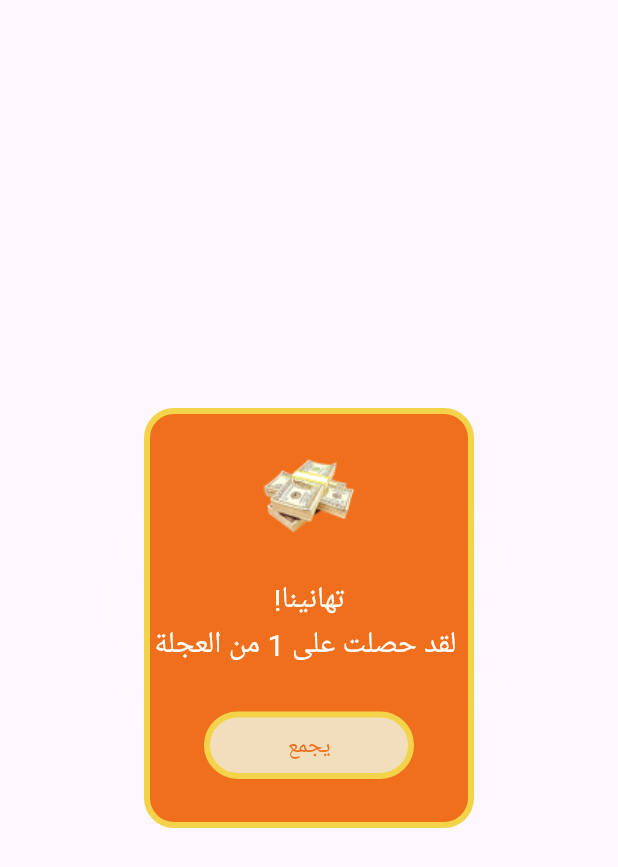
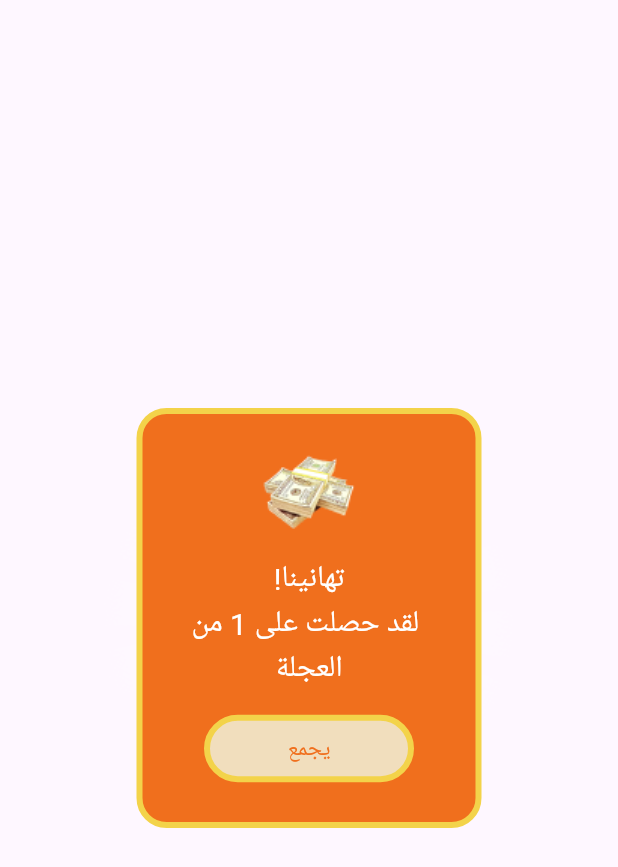
Before and after one commit to razken-hash/shadat_pubg, a Flutter app: the WinBox widget shown alone on an empty page, opened directly, on a phone screen of 412 x 824 dp. Shown: the top 867 px of the screen. Run offline on Flutter 3.47's test engine with Material 3 defaults, Android fonts, the phone set to English and light mode, and no system bars; our stand-ins replace audioplayers, cloud_firestore, firebase_auth, firebase_core, flutter_svg, google_sign_in and 1 more; missing offline and left inert: clipboard, whatsapp_unilink; accounts and stored records are empty.

Commit message:
ElMessiri Fonts Added + Some Code Refactoring

```diff
--- a/lib/main.dart
+++ b/lib/main.dart
@@ -5,6 +5,7 @@ import 'package:shadat_pubg/providers/auth/auth_provider.dart';
 import 'package:shadat_pubg/providers/drawer/drawer_provider.dart';
 import 'package:shadat_pubg/views/config/internationalization.dart';
 import 'package:shadat_pubg/views/screens/pubg_screen.dart';
+import 'package:shadat_pubg/views/screens/splash/splash_screen.dart';
 import 'package:shadat_pubg/views/themes/themes.dart';
 
 void main() async {
@@ -41,7 +42,7 @@ class ShadatPubg extends StatelessWidget {
         localizationsDelegates: [myLocalizationDelegate],
         debugShowCheckedModeBanner: false,
         theme: lightTheme,
-        home: const PubgScreen(),
+        home: const SplashScreen(),
       ),
     );
   }
--- a/lib/views/screens/home/turner_button.dart
+++ b/lib/views/screens/home/turner_button.dart
@@ -53,6 +53,7 @@ class _TurnerButtonState extends State<TurnerButton>
             await Future.delayed(const Duration(milliseconds: 5500));
             showDialog(
               context: context,
+              barrierDismissible: false,
               builder: (context) => const WinBox(value: 1),
             );
           },
--- a/lib/views/screens/home/win_box.dart
+++ b/lib/views/screens/home/win_box.dart
@@ -32,7 +32,9 @@ class _WinBoxState extends State<WinBox> {
 
   @override
   Widget build(BuildContext context) {
-    return Stack(
+    return Material(
+      color: Colors.transparent,
+      child: Stack(
         children: [
           const Center(
             child: RotatedLight(
@@ -41,10 +43,6 @@ class _WinBoxState extends State<WinBox> {
             ),
           ),
           Center(
-          child: SizedBox(
-            width: 300,
-            child: Dialog(
-              alignment: Alignment.center,
             child: Container(
               decoration: BoxDecoration(
                 borderRadius: BorderRadius.circular(20),
@@ -52,6 +50,10 @@ class _WinBoxState extends State<WinBox> {
                 color: PubgColors.orangeColor,
               ),
               height: 280,
+              padding: const EdgeInsets.all(
+                10,
+              ),
+              width: 230,
               child: Column(
                 mainAxisAlignment: MainAxisAlignment.spaceEvenly,
                 children: [
@@ -68,11 +70,16 @@ class _WinBoxState extends State<WinBox> {
                   ),
                   InkWell(
                     onTap: () {
-                        Navigator.pop(context);
-                        _moneyPlayer.play(
+                      _moneyPlayer
+                          .play(
                         AssetSource(
                           AssetsManager.getAudio("coin_add"),
                         ),
+                      )
+                          .then(
+                        (value) {
+                          Navigator.pop(context);
+                        },
                       );
                     },
                     child: Container(
@@ -81,8 +88,8 @@ class _WinBoxState extends State<WinBox> {
                       decoration: BoxDecoration(
                         color: const Color(0xFFF1DEBD),
                         borderRadius: BorderRadius.circular(35),
-                          border: Border.all(
-                              width: 4, color: PubgColors.yellowColor),
+                        border:
+                            Border.all(width: 4, color: PubgColors.yellowColor),
                       ),
                       child: const Center(
                         child: Text(
@@ -99,9 +106,8 @@ class _WinBoxState extends State<WinBox> {
               ),
             ),
           ),
+        ],
       ),
-        ),
-      ],
     );
   }
 }
--- a/pubspec.yaml
+++ b/pubspec.yaml
@@ -10,7 +10,6 @@ environment:
 
 dependencies:
   audioplayers: ^6.0.0
-  # assets_audio_player: ^3.1.1
   clipboard: ^0.1.3
   cloud_firestore: ^5.2.0
   cupertino_icons: ^1.0.6
@@ -37,3 +36,8 @@ flutter:
     - assets/audios/
     - assets/images/
     - assets/vectors/
+
+  fonts:
+    - family: ElMessiri
+      fonts:
+        - asset: assets/fonts/ElMessiri.ttf
```
Also changed, not shown: lib/views/screens/home/home_screen.dart (+17 -8 lines), lib/views/screens/pubg_screen.dart (+7 -8 lines), assets/fonts/ElMessiri.ttf (added). Lines whose indentation alone changed are shown as unchanged.
